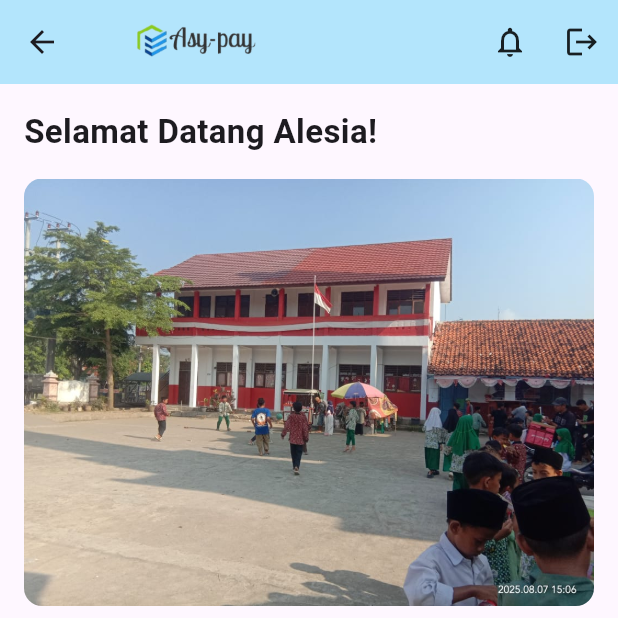
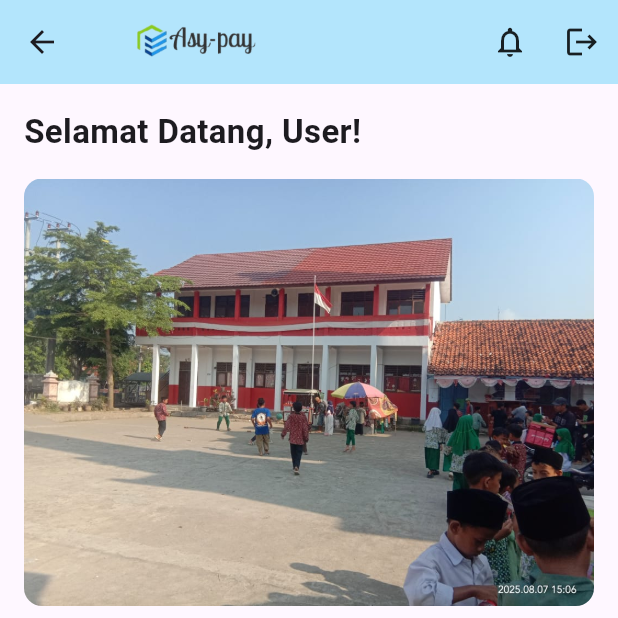
Before and after one commit to Alesia7845/aplikasi-asypay, a Flutter app: the HomePage screen opened by its route, on a phone screen of 412 x 824 dp, the top half of it. Run offline on Flutter 3.47's test engine with Material 3 defaults, Android fonts, the phone set to English and light mode, and no system bars; our stand-ins replace image_picker, shared_preferences; accounts and stored records are empty.

Commit message:
update mobile-asy files

```diff
--- a/mobile-asy/lib/home_page.dart
+++ b/mobile-asy/lib/home_page.dart
@@ -1,8 +1,9 @@
+import 'package:flutter/material.dart';
+import 'package:shared_preferences/shared_preferences.dart';
+
 import 'package:asy_pay/services/tagihan_service.dart';
-import 'package:flutter/material.dart';
 import 'package:asy_pay/tagihan_aktif.dart';
 import 'package:asy_pay/total_tunggakan.dart';
-import 'package:asy_pay/detail_tagihan.dart';
 import 'package:asy_pay/riwayat_tagihan.dart';
 import 'package:asy_pay/profile.dart';
 
@@ -16,12 +17,14 @@ class HomePage extends StatefulWidget {
 class _HomePageState extends State<HomePage> {
   int _selectedIndex = 0;
 
-  final List<Widget> _pages = [
-    const HomeContent(), // halaman utama
-    const DetailTagihan(tagihan: {}), // halaman tagihan aktif
-    const RiwayatTagihan(), // halaman riwayat
-    const Profil(), // halaman profil
-  ];
+  String namaUser = "";
+  bool isLoadingNama = true;
+
+  @override
+  void initState() {
+    super.initState();
+    fetchNama();
+  }
 
   void _onItemTapped(int index) {
     setState(() {
@@ -29,8 +32,24 @@ class _HomePageState extends State<HomePage> {
     });
   }
 
+  Future<void> fetchNama() async {
+    final prefs = await SharedPreferences.getInstance();
+
+    setState(() {
+      namaUser = prefs.getString('nama') ?? "User";
+      isLoadingNama = false;
+    });
+  }
+
   @override
   Widget build(BuildContext context) {
+    final pages = [
+      HomeContent(namaUser: namaUser, isLoadingNama: isLoadingNama),
+      const TagihanAktif(),
+      const RiwayatTagihan(),
+      const Profil(),
+    ];
+
     return Scaffold(
       appBar: AppBar(
         backgroundColor: Colors.lightBlue[100],
@@ -58,39 +77,39 @@ class _HomePageState extends State<HomePage> {
           ),
         ],
       ),
-      body: _pages[_selectedIndex],
+      body: pages[_selectedIndex],
       bottomNavigationBar: BottomNavigationBar(
         currentIndex: _selectedIndex,
         onTap: _onItemTapped,
-        type: BottomNavigationBarType.fixed,
         selectedItemColor: Colors.black87,
         unselectedItemColor: Colors.black45,
         backgroundColor: Colors.lightBlue[100],
+        type: BottomNavigationBarType.fixed,
         items: const [
+          BottomNavigationBarItem(icon: Icon(Icons.home), label: 'Beranda'),
           BottomNavigationBarItem(
-            icon: Icon(Icons.home),
-            label: 'Beranda',
-          ),
-          BottomNavigationBarItem(
-            icon: Icon(Icons.receipt_long),
-            label: 'Tagihan',
-          ),
-          BottomNavigationBarItem(
-            icon: Icon(Icons.history),
-            label: 'Riwayat',
-          ),
-          BottomNavigationBarItem(
-            icon: Icon(Icons.person),
-            label: 'Profil',
-          ),
+              icon: Icon(Icons.receipt_long), label: 'Tagihan'),
+          BottomNavigationBarItem(icon: Icon(Icons.history), label: 'Riwayat'),
+          BottomNavigationBarItem(icon: Icon(Icons.person), label: 'Profil'),
         ],
       ),
     );
   }
 }
 
+// ---------------------------------------------------------
+// ------------------- HOME CONTENT ------------------------
+// ---------------------------------------------------------
+
 class HomeContent extends StatefulWidget {
-  const HomeContent({super.key});
+  final String namaUser;
+  final bool isLoadingNama;
+
+  const HomeContent({
+    super.key,
+    required this.namaUser,
+    required this.isLoadingNama,
+  });
 
   @override
   State<HomeContent> createState() => _HomeContentState();
@@ -107,23 +126,48 @@ class _HomeContentState extends State<HomeContent> {
     fetchData();
   }
 
+  // --------------------- FETCH DATA ------------------------
+
   Future<void> fetchData() async {
-    final nis = "123456"; // nanti ambil dari session/login
+    try {
+      final prefs = await SharedPreferences.getInstance();
+      final nis = prefs.getString('nis') ?? "";
+      print("NIS dari SharedPreferences: $nis");
+
+      if (nis.isEmpty) {
+        setState(() {
+          isLoading = false;
+        });
+        return;
+      }
+
       final tagihanService = TagihanService();
       final result = await tagihanService.getTagihanSummary(nis);
 
-    if (result['success']) {
+      print("Hasil API Home Page: $result");
+
+      if (result['status'] == "success") {
+        final data = result['data'];
+
         setState(() {
-        tagihanAktif = result['aktif'];
-        tunggakan = result['tunggakan'];
-        isLoading = false;
+          tagihanAktif = data['tagihan_aktif'] ?? 0;
+          tunggakan = data['tunggakan'] ?? 0;
         });
       } else {
+        print("API tidak mengembalikan success");
+      }
+    } catch (e) {
+      print("Error fetch data: $e");
+    }
+
     setState(() {
       isLoading = false;
     });
   }
-  }
+
+  // ---------------------------------------------------------
+  // ---------------------- UI --------------------------------
+  // ---------------------------------------------------------
 
   @override
   Widget build(BuildContext context) {
@@ -135,9 +179,14 @@ class _HomeContentState extends State<HomeContent> {
             child: Column(
               crossAxisAlignment: CrossAxisAlignment.start,
               children: [
-                const Text(
-                  "Selamat Datang Alesia!",
-                  style: TextStyle(fontSize: 22, fontWeight: FontWeight.bold),
+                Text(
+                  widget.isLoadingNama
+                      ? "Memuat..."
+                      : "Selamat Datang, ${widget.namaUser}!",
+                  style: const TextStyle(
+                    fontSize: 22,
+                    fontWeight: FontWeight.bold,
+                  ),
                 ),
                 const SizedBox(height: 16),
                 ClipRRect(
@@ -151,6 +200,8 @@ class _HomeContentState extends State<HomeContent> {
             ),
           ),
         ),
+
+        // Bagian Bawah
         Container(
           padding: const EdgeInsets.all(10),
           child: isLoading
@@ -169,7 +220,9 @@ class _HomeContentState extends State<HomeContent> {
                           );
                         },
                         child: _infoCard(
-                            "Daftar tagihan aktif", tagihanAktif.toString()),
+                          "Daftar tagihan aktif",
+                          tagihanAktif.toString(),
+                        ),
                       ),
                     ),
                     const SizedBox(width: 12),
@@ -179,12 +232,13 @@ class _HomeContentState extends State<HomeContent> {
                           Navigator.push(
                             context,
                             MaterialPageRoute(
-                              builder: (_) => const TotalTunggakan(),
-                            ),
+                                builder: (_) => const TotalTunggakan()),
                           );
                         },
-                        child:
-                            _infoCard("Total tunggakan", tunggakan.toString()),
+                        child: _infoCard(
+                          "Total tunggakan",
+                          tunggakan.toString(),
+                        ),
                       ),
                     ),
                   ],
@@ -202,16 +256,17 @@ class _HomeContentState extends State<HomeContent> {
         borderRadius: BorderRadius.circular(10),
       ),
       child: Column(
-        mainAxisSize: MainAxisSize.min,
         children: [
-          Text(title,
+          Text(
+            title,
             textAlign: TextAlign.center,
-              style:
-                  const TextStyle(fontSize: 14, fontWeight: FontWeight.w600)),
+            style: const TextStyle(fontSize: 14, fontWeight: FontWeight.w600),
+          ),
           const SizedBox(height: 6),
-          Text(value,
-              style:
-                  const TextStyle(fontSize: 20, fontWeight: FontWeight.bold)),
+          Text(
+            value,
+            style: const TextStyle(fontSize: 20, fontWeight: FontWeight.bold),
+          ),
         ],
       ),
     );
--- a/mobile-asy/lib/login_page.dart
+++ b/mobile-asy/lib/login_page.dart
@@ -1,5 +1,6 @@
 import 'package:flutter/material.dart';
 import '../services/auth_service.dart'; // Pastikan path ini benar ya
+import 'package:shared_preferences/shared_preferences.dart';
 
 class LoginPage extends StatefulWidget {
   const LoginPage({super.key});
@@ -35,15 +36,18 @@ class _LoginPageState extends State<LoginPage> {
     setState(() => _loading = false);
 
     if (result['success']) {
-      // Jika berhasil login
-      ScaffoldMessenger.of(context).showSnackBar(
-        SnackBar(content: Text(result['message'] ?? 'Login berhasil')),
-      );
+      final prefs = await SharedPreferences.getInstance();
 
-      // Arahkan ke halaman home
+      final user = result['user']; // dari API login
+
+      await prefs.setString('nis', user['nis'] ?? "");
+      await prefs.setString('nama', user['name'] ?? "");
+      await prefs.getString("kelas") ?? "-";
+      await prefs.getString("email") ?? "-";
       if (!mounted) return;
       Navigator.pushReplacementNamed(context, '/home');
     } else {
+      if (!mounted) return;
       ScaffoldMessenger.of(context).showSnackBar(
         SnackBar(content: Text(result['message'] ?? 'Login gagal')),
       );
--- a/mobile-asy/lib/main.dart
+++ b/mobile-asy/lib/main.dart
@@ -5,7 +5,6 @@ import 'tagihan_aktif.dart';
 import 'total_tunggakan.dart';
 import 'riwayat_tagihan.dart';
 import 'profile.dart';
-import 'services/auth_service.dart';
 
 void main() {
   runApp(const MyApp());
--- a/mobile-asy/lib/services/auth_service.dart
+++ b/mobile-asy/lib/services/auth_service.dart
@@ -22,6 +22,10 @@ class AuthService {
         // Simpan token di local storage
         final prefs = await SharedPreferences.getInstance();
         await prefs.setString('token', data['token']);
+        await prefs.setString('nis', data['user']['nis']);
+        await prefs.setString('nama', data['user']['name']);
+        await prefs.setString('kelas', data['user']['kelas']);
+        await prefs.setString('email', data['user']['email']);
 
         return {
           'success': true,
--- a/mobile-asy/pubspec.yaml
+++ b/mobile-asy/pubspec.yaml
@@ -11,6 +11,7 @@ dependencies:
     sdk: flutter
   http: ^1.2.0
   shared_preferences: ^2.2.2
+  path_provider: ^2.1.2
 
   flutter_lints: ^5.0.0
   image_picker: ^1.1.2
```
Also changed, not shown: mobile-asy/lib/profile.dart (+176 -46 lines), mobile-asy/lib/services/tagihan_service.dart (+87 -23 lines), mobile-asy/lib/services/tunggakan_service.dart (added, +22 -0 lines), mobile-asy/lib/tagihan_aktif.dart (+73 -74 lines), mobile-asy/lib/tunggakan_model.dart (added, +25 -0 lines), mobile-asy/pubspec.lock, 2 other files. Lines whose indentation alone changed are shown as unchanged.
